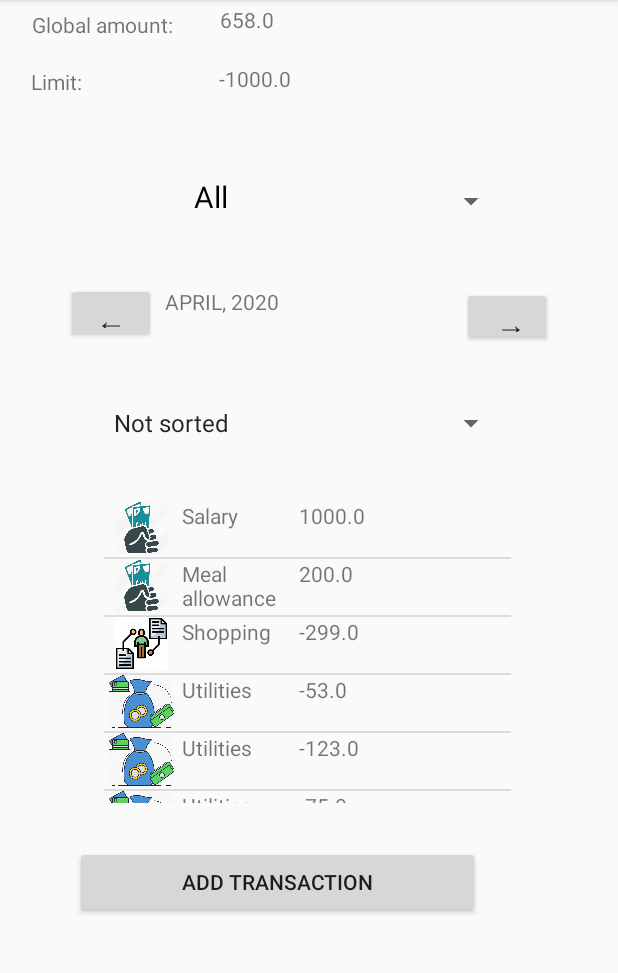
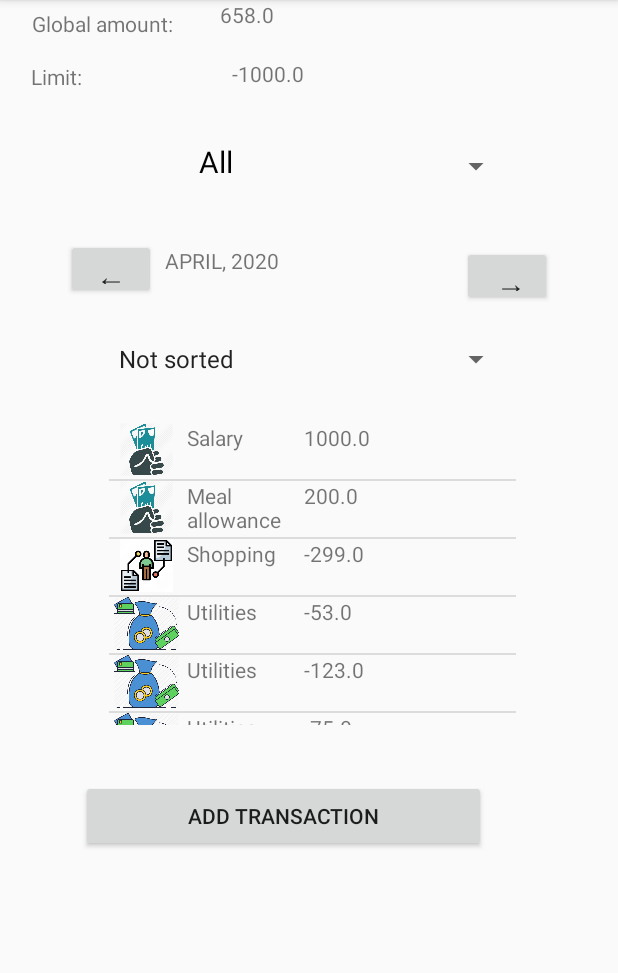
Before and after one commit to ekarahodza1/FinanceTracker, an Android app: the screen it shows after launch (MainActivity), on a phone screen of 412 x 824 dp, the part 84-1057 px from its top. Run offline under Robolectric (Android 15) with nearby library versions, the phone set to English and light mode, and no system bars.

Commit message:
mala popravka

```diff
--- a/app/src/main/java/ba/unsa/etf/rma/moja_app/Transaction.java
+++ b/app/src/main/java/ba/unsa/etf/rma/moja_app/Transaction.java
@@ -146,7 +146,8 @@ public class Transaction implements Parcelable {
     @RequiresApi(api = Build.VERSION_CODES.M)
     @Override
     public void writeToParcel(Parcel dest, int flags) {
-        dest.writeString(date.toString());
+        if (date == null) dest.writeString("");
+        else dest.writeString(date.toString());
         if (endDate == null) dest.writeString("");
         else dest.writeString(endDate.toString());
         dest.writeString(title);
--- a/app/src/main/res/layout/fragment_list.xml
+++ b/app/src/main/res/layout/fragment_list.xml
@@ -39,10 +39,9 @@
         android:layout_height="56dp"
         app:layout_constraintBottom_toBottomOf="parent"
         app:layout_constraintEnd_toEndOf="parent"
-        app:layout_constraintHorizontal_bias="0.477"
         app:layout_constraintStart_toStartOf="parent"
         app:layout_constraintTop_toTopOf="parent"
-        app:layout_constraintVertical_bias="0.191" />
+        app:layout_constraintVertical_bias="0.159" />
 
     <Spinner
         android:id="@+id/sortSpinner"
@@ -50,10 +49,9 @@
         android:layout_height="56dp"
         app:layout_constraintBottom_toBottomOf="parent"
         app:layout_constraintEnd_toEndOf="parent"
-        app:layout_constraintHorizontal_bias="0.477"
         app:layout_constraintStart_toStartOf="parent"
         app:layout_constraintTop_toBottomOf="@+id/filterSpinner"
-        app:layout_constraintVertical_bias="0.233" />
+        app:layout_constraintVertical_bias="0.19" />
 
     <ListView
         android:id="@+id/transactionList"
@@ -62,10 +60,10 @@
         android:listSelector="@color/colorAccent"
         app:layout_constraintBottom_toBottomOf="parent"
         app:layout_constraintEnd_toEndOf="parent"
-        app:layout_constraintHorizontal_bias="0.494"
+        app:layout_constraintHorizontal_bias="0.516"
         app:layout_constraintStart_toStartOf="parent"
         app:layout_constraintTop_toBottomOf="@+id/sortSpinner"
-        app:layout_constraintVertical_bias="0.24" />
+        app:layout_constraintVertical_bias="0.139" />
 
     <Button
         android:id="@+id/leftButton"
@@ -77,7 +75,7 @@
         app:layout_constraintBottom_toTopOf="@+id/sortSpinner"
         app:layout_constraintStart_toStartOf="parent"
         app:layout_constraintTop_toBottomOf="@+id/filterSpinner"
-        app:layout_constraintVertical_bias="0.51" />
+        app:layout_constraintVertical_bias="0.627" />
 
     <Button
         android:id="@+id/rightButton"
@@ -111,10 +109,10 @@
         android:layout_width="270dp"
         android:layout_height="wrap_content"
         android:layout_marginStart="40dp"
-        android:layout_marginTop="564dp"
+        android:layout_marginTop="520dp"
         android:text="Add transaction"
         app:layout_constraintEnd_toEndOf="parent"
-        app:layout_constraintHorizontal_bias="0.1"
+        app:layout_constraintHorizontal_bias="0.14"
         app:layout_constraintStart_toStartOf="parent"
         app:layout_constraintTop_toTopOf="parent" />
 
@@ -132,10 +130,10 @@
         android:id="@+id/limitView"
         android:layout_width="110dp"
         android:layout_height="35dp"
-        android:layout_marginBottom="28dp"
+        android:layout_marginBottom="8dp"
         app:layout_constraintBottom_toTopOf="@+id/filterSpinner"
         app:layout_constraintEnd_toEndOf="parent"
-        app:layout_constraintHorizontal_bias="0.09"
+        app:layout_constraintHorizontal_bias="0.14"
         app:layout_constraintStart_toEndOf="@+id/label2" />
 
 </androidx.constraintlayout.widget.ConstraintLayout>
```
